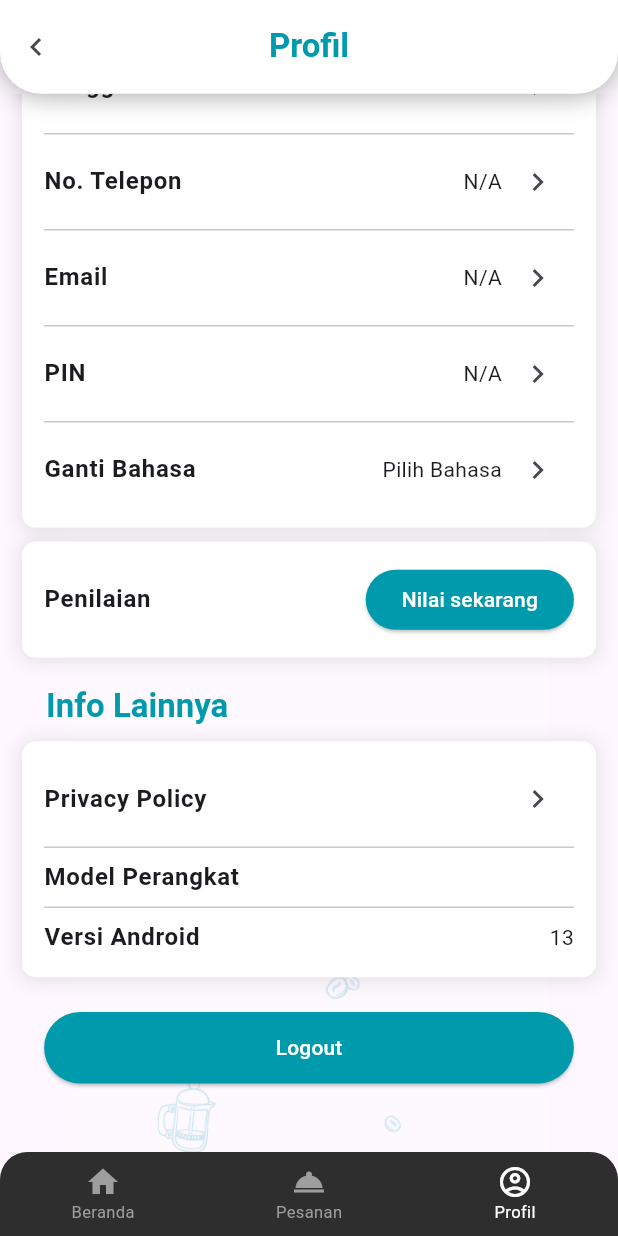
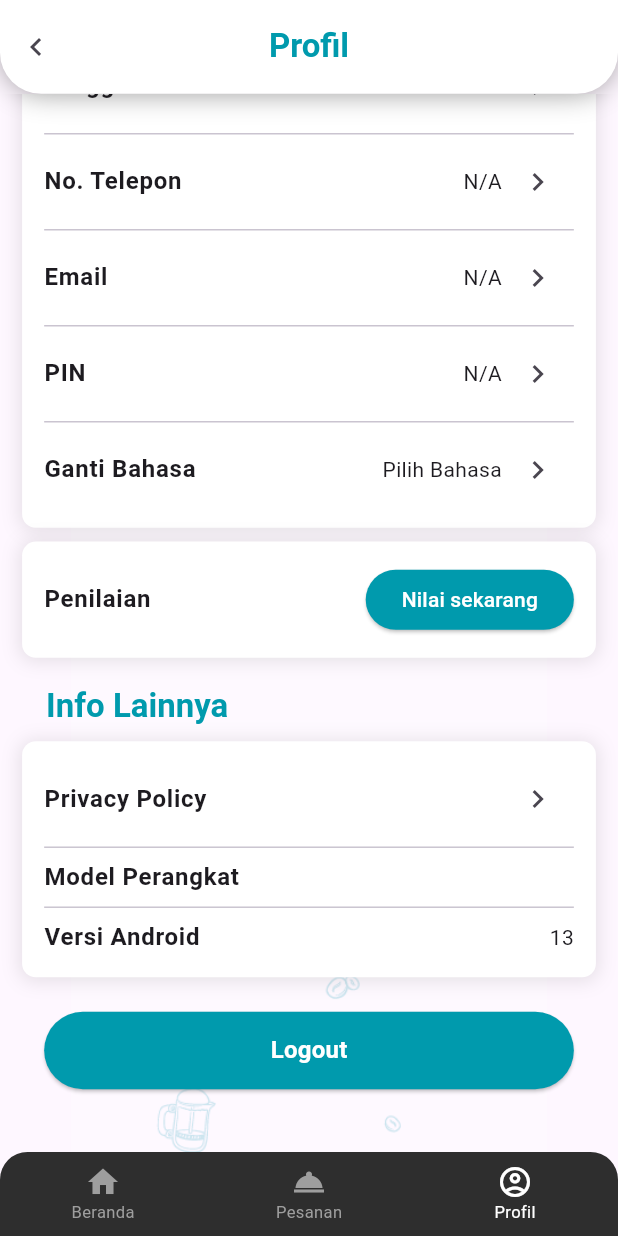
Before and after one commit to tektungg/venturo-javacode-rama, a Flutter app: the ProfileScreen screen opened by its route, scrolled down 343 dp, on a phone screen of 412 x 824 dp. Run offline on Flutter 3.47's test engine with Material 3 defaults, Android fonts, the phone set to English and light mode, and no system bars; our stand-ins replace cached_network_image, device_info_plus, dio, dropdown_button2, firebase_analytics, firebase_auth and 20 more; missing offline and left inert: app_settings, fast_rsa, flutter_inappwebview, panara_dialogs; accounts and stored records are empty; key blocks and very long unbroken strings in the code were emptied for the run.

Commit message:
fix : logout button

```diff
--- a/lib/features/profile/view/components/logout_button.dart
+++ b/lib/features/profile/view/components/logout_button.dart
@@ -20,7 +20,8 @@ Widget buildLogoutButton() {
       },
       child: Text(
         'Logout',
-        style: Get.textTheme.button!.copyWith(color: Colors.white),
+        style: Get.textTheme.titleMedium!
+            .copyWith(color: Colors.white, fontWeight: FontWeight.bold),
       ),
     ),
   );
```
